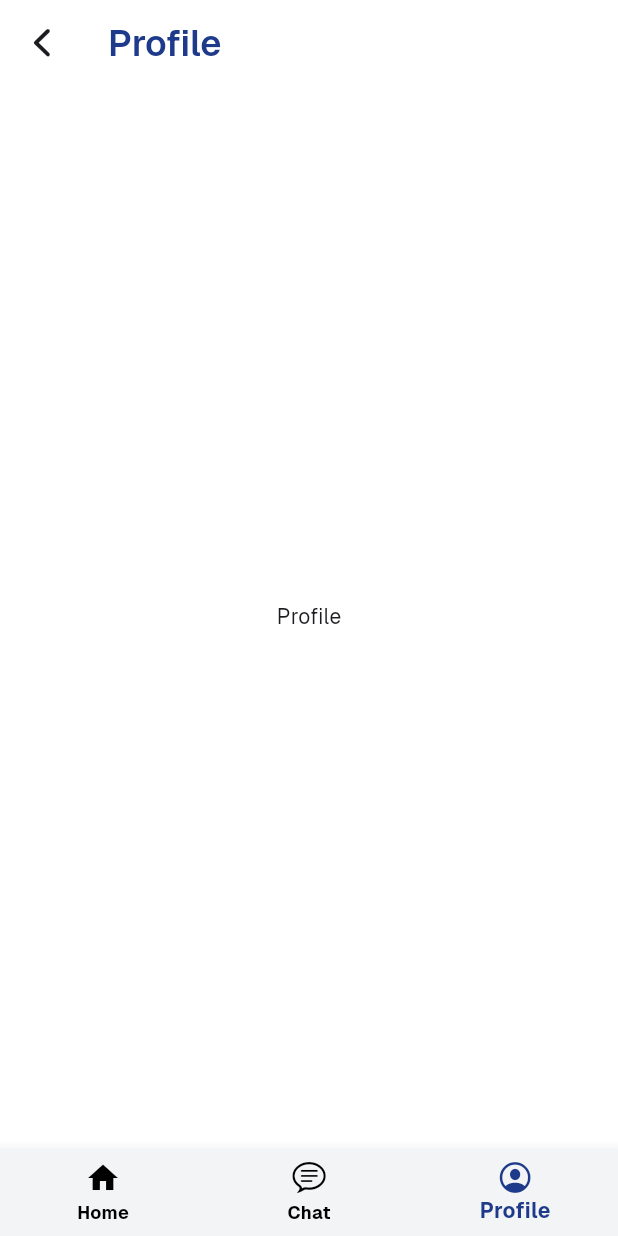
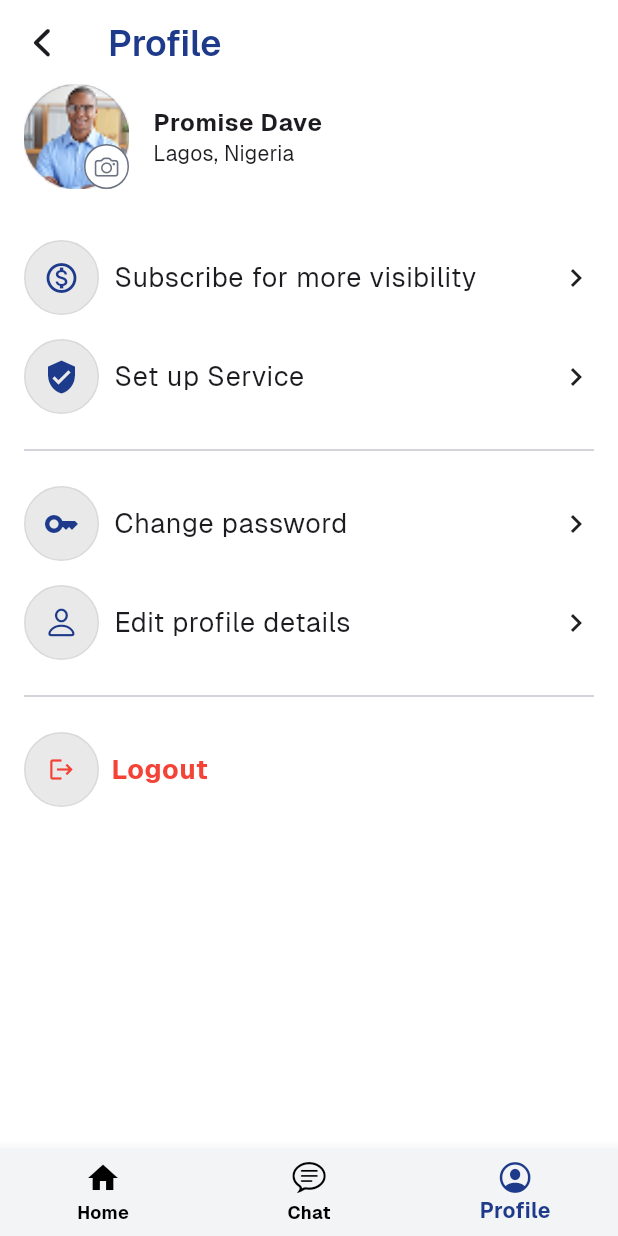
Before and after one commit to umeh-promise/trust_services_app, a Flutter app: the DashboardTabs screen opened directly, item 3 of the bottom bar chosen, on a phone screen of 412 x 824 dp. Run offline on Flutter 3.47's test engine with Material 3 defaults, Android fonts, the phone set to English and light mode, and no system bars; our stand-ins replace equatable, flutter_bloc, flutter_carousel_widget, flutter_svg, fpdart, get_it and 1 more; accounts and stored records are empty.

Commit message:
feat: update profile screen

```diff
--- a/lib/core/theme/colors.dart
+++ b/lib/core/theme/colors.dart
@@ -15,4 +15,5 @@ class AppPallete {
   static const Color grey200 = Color(0xffD9D9D9);
   static const Color grey300 = Color(0xff6B7280);
   static const Color grey500 = Color(0xff212121);
+  static const Color redColor = Colors.red;
 }
--- a/lib/features/auth/presentation/pages/login.dart
+++ b/lib/features/auth/presentation/pages/login.dart
@@ -11,7 +11,7 @@ import 'package:trust_services_app/features/auth/domain/usecases/login_user_usec
 import 'package:trust_services_app/features/auth/presentation/cubit/auth_cubit.dart';
 import 'package:trust_services_app/features/auth/presentation/pages/forgot_password.dart';
 import 'package:trust_services_app/features/auth/presentation/widgets/google_button.dart';
-import 'package:trust_services_app/features/dashboard/presentation/pages/dashboard.dart';
+import 'package:trust_services_app/features/dashboard/presentation/widgets/dashboard_tabs.dart';
 
 class LoginScreen extends StatefulWidget {
   static route() => MaterialPageRoute(builder: (ctx) => LoginScreen());
@@ -38,7 +38,7 @@ class _LoginScreenState extends State<LoginScreen> {
         if (state is AuthSuccess) {
           Navigator.of(
             context,
-          ).pushAndRemoveUntil(DashboardScreen.route(), (route) => false);
+          ).pushAndRemoveUntil(DashboardTabs.route(), (route) => false);
         }
       },
       builder: (context, state) {
--- a/lib/features/auth/presentation/widgets/profile_success.dart
+++ b/lib/features/auth/presentation/widgets/profile_success.dart
@@ -1,7 +1,7 @@
 import 'package:flutter/material.dart';
 import 'package:trust_services_app/core/widgets/button.dart';
 import 'package:trust_services_app/core/widgets/scaffold_title.dart';
-import 'package:trust_services_app/features/dashboard/presentation/pages/dashboard.dart';
+import 'package:trust_services_app/features/dashboard/presentation/widgets/dashboard_tabs.dart';
 
 class ProfileSuccess extends StatelessWidget {
   const ProfileSuccess({super.key});
@@ -29,7 +29,7 @@ class ProfileSuccess extends StatelessWidget {
               'Continue to Home',
               onPressed: () => Navigator.of(
                 context,
-              ).pushAndRemoveUntil(DashboardScreen.route(), (route) => false),
+              ).pushAndRemoveUntil(DashboardTabs.route(), (route) => false),
             ),
           ],
         ),
--- a/lib/features/dashboard/presentation/pages/profile.dart
+++ b/lib/features/dashboard/presentation/pages/profile.dart
@@ -1,5 +1,12 @@
+import 'package:flutter/cupertino.dart';
 import 'package:flutter/material.dart';
+import 'package:flutter_bloc/flutter_bloc.dart';
+import 'package:trust_services_app/core/theme/colors.dart';
+import 'package:trust_services_app/core/theme/sizes.dart';
 import 'package:trust_services_app/core/widgets/custom_app_bar.dart';
+import 'package:trust_services_app/features/auth/presentation/cubit/auth_cubit.dart';
+import 'package:trust_services_app/features/dashboard/presentation/widgets/line_divider.dart';
+import 'package:trust_services_app/features/dashboard/presentation/widgets/profile_card.dart';
 
 class ProfileScreen extends StatelessWidget {
   static route(Function() onPrevious) => MaterialPageRoute(
@@ -13,7 +20,111 @@ class ProfileScreen extends StatelessWidget {
   Widget build(BuildContext context) {
     return Scaffold(
       appBar: CustomAppBar('Profile', onTap: onPrevious),
-      body: Center(child: Text('Profile')),
+      body: Padding(
+        padding: const EdgeInsets.symmetric(horizontal: Sizes.base),
+        child: Column(
+          spacing: Sizes.base,
+          crossAxisAlignment: CrossAxisAlignment.start,
+          children: [
+            Row(
+              spacing: Sizes.base,
+              children: [
+                Stack(
+                  alignment: AlignmentGeometry.bottomRight,
+                  children: [
+                    Container(
+                      width: 70,
+                      height: 70,
+                      decoration: BoxDecoration(
+                        color: AppPallete.secondaryColor,
+                        borderRadius: BorderRadius.circular(50),
+                      ),
+
+                      child: Image.asset(
+                        'assets/img/avatar.png',
+                        fit: BoxFit.cover,
+                        alignment: AlignmentGeometry.topCenter,
+                      ),
+                    ),
+                    InkWell(
+                      onTap: () {},
+                      child: Container(
+                        width: 30,
+                        height: 30,
+                        decoration: BoxDecoration(
+                          color: AppPallete.whiteColor,
+                          borderRadius: BorderRadius.circular(100),
+                          border: Border.all(
+                            width: 1,
+                            color: AppPallete.grey300,
+                          ),
+                        ),
+                        child: Icon(
+                          CupertinoIcons.photo_camera,
+                          size: 16,
+                          color: AppPallete.grey300,
+                        ),
+                      ),
+                    ),
+                  ],
+                ),
+
+                Expanded(
+                  child: Column(
+                    crossAxisAlignment: CrossAxisAlignment.start,
+                    children: [
+                      Text(
+                        'Promise Dave',
+                        style: Theme.of(context).textTheme.labelSmall!.copyWith(
+                          fontWeight: FontWeight.w700,
+                        ),
+                      ),
+                      Text('Lagos, Nigeria'),
+                    ],
+                  ),
+                ),
+              ],
+            ),
+
+            SizedBox(height: 2),
+            ProfileCard(
+              title: 'Subscribe for more visibility',
+              icon: Icons.monetization_on_outlined,
+            ),
+            ProfileCard(title: 'Set up Service', icon: Icons.verified_user),
+            Divider(),
+            ProfileCard(title: 'Change password', icon: Icons.key),
+            ProfileCard(
+              title: 'Edit profile details',
+              icon: CupertinoIcons.person,
+            ),
+            Divider(),
+            TextButton.icon(
+              style: ButtonStyle(
+                padding: WidgetStatePropertyAll(EdgeInsetsGeometry.all(0)),
+              ),
+              onPressed: () => context.read<AuthCubit>().logout(),
+              icon: Container(
+                width: 50,
+                height: 50,
+                decoration: BoxDecoration(
+                  color: AppPallete.grey100,
+                  borderRadius: BorderRadius.circular(100),
+                  border: Border.all(width: 1, color: AppPallete.grey200),
+                ),
+                child: Icon((Icons.logout), color: AppPallete.redColor),
+              ),
+              label: Text(
+                'Logout',
+                style: TextTheme.of(context).bodyLarge!.copyWith(
+                  color: AppPallete.redColor,
+                  fontWeight: FontWeight.bold,
+                ),
+              ),
+            ),
+          ],
+        ),
+      ),
     );
   }
 }
--- a/lib/features/dashboard/presentation/widgets/dashboard_tabs.dart
+++ b/lib/features/dashboard/presentation/widgets/dashboard_tabs.dart
@@ -6,6 +6,7 @@ import 'package:trust_services_app/features/dashboard/presentation/pages/dashboa
 import 'package:trust_services_app/features/dashboard/presentation/pages/profile.dart';
 
 class DashboardTabs extends StatefulWidget {
+  static route() => MaterialPageRoute(builder: (ctx) => DashboardTabs());
   const DashboardTabs({super.key});
 
   @override
--- /dev/null
+++ b/lib/features/dashboard/presentation/widgets/profile_card.dart
@@ -0,0 +1,38 @@
+import 'package:flutter/material.dart';
+import 'package:trust_services_app/core/theme/colors.dart';
+
+class ProfileCard extends StatelessWidget {
+  final String title;
+  final IconData icon;
+  const ProfileCard({super.key, required this.title, required this.icon});
+
+  @override
+  Widget build(BuildContext context) {
+    return Row(
+      spacing: 10,
+      children: [
+        Container(
+          width: 50,
+          height: 50,
+          decoration: BoxDecoration(
+            color: AppPallete.grey100,
+            borderRadius: BorderRadius.circular(100),
+            border: Border.all(width: 1, color: AppPallete.grey200),
+          ),
+          child: Icon(icon, color: AppPallete.primaryColor),
+        ),
+        Text(title, style: TextTheme.of(context).bodyLarge),
+        Spacer(),
+        InkWell(
+          onTap: () {},
+          child: Icon(
+            Icons.chevron_right,
+            size: 24,
+            weight: 2,
+            color: AppPallete.grey500,
+          ),
+        ),
+      ],
+    );
+  }
+}
```
